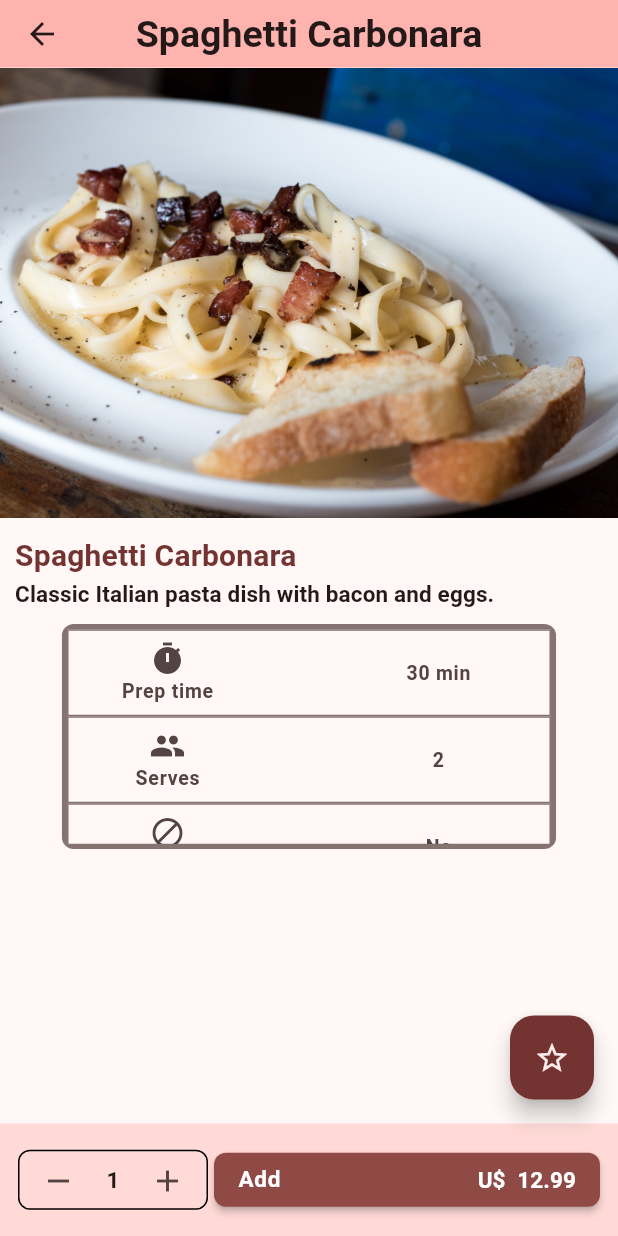
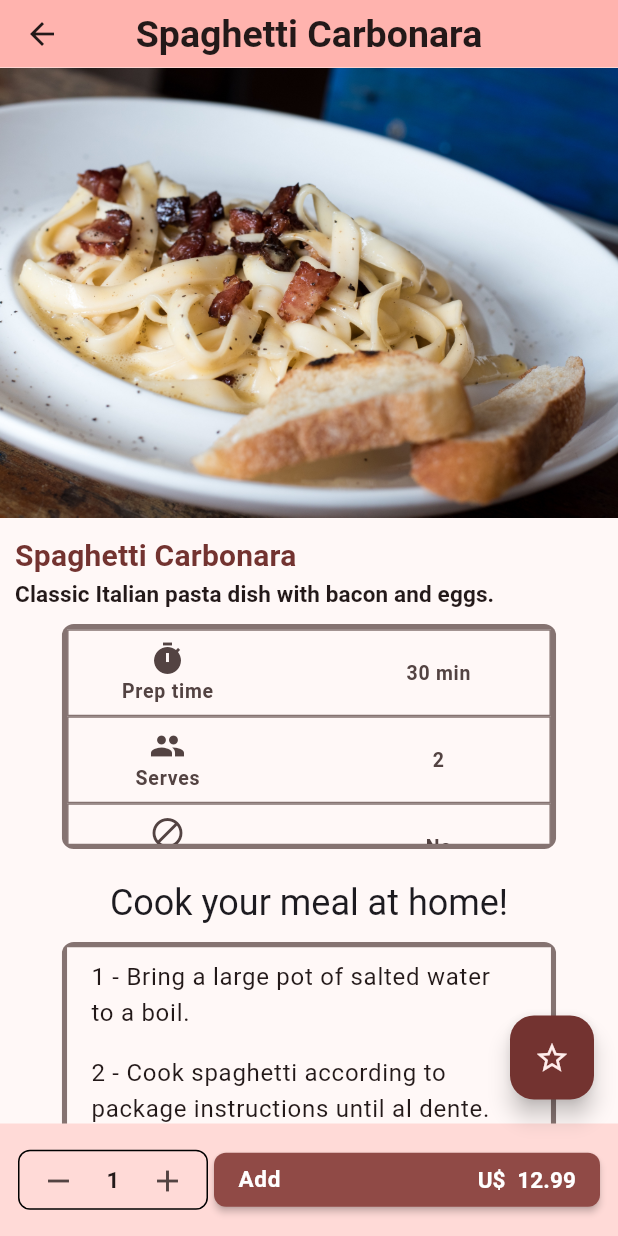
Before and after one commit to darcanj0/the_menu, a Flutter app: the MealDetailsPage screen opened directly with sample values from the repository, on a phone screen of 412 x 824 dp. Run offline on Flutter 3.47's test engine with Material 3 defaults, Android fonts, the light colour scheme and no system bars; our stand-ins replace firebase_analytics, firebase_auth, firebase_core, google_fonts; accounts and stored records are empty; Roboto replaces fonts that are missing (Vollkorn).

Commit message:
feat: add meal recipe

```diff
--- a/lib/pages/meal_details_page.dart
+++ b/lib/pages/meal_details_page.dart
@@ -102,7 +102,23 @@ class _MealDetailsPageState extends State<MealDetailsPage> {
               MealDetails(
                 getMealBadges: getMealBadges,
                 colorScheme: colorScheme,
-              )
+              ),
+              const SizedBox(
+                height: 20,
+              ),
+              Row(
+                mainAxisAlignment: MainAxisAlignment.center,
+                children: [
+                  Text(
+                    'Cook your meal at home!',
+                    style: Theme.of(context).textTheme.headlineSmall,
+                  ),
+                ],
+              ),
+              const SizedBox(
+                height: 10,
+              ),
+              MealRecipe(meal: meal)
             ],
           ),
         ),
@@ -246,6 +262,45 @@ class MealInfo extends StatelessWidget {
   }
 }
 
+class MealRecipe extends StatelessWidget {
+  const MealRecipe({super.key, required this.meal});
+
+  final Meal meal;
+
+  @override
+  Widget build(BuildContext context) {
+    final colorScheme = Theme.of(context).colorScheme;
+
+    return SizedBox(
+      width: double.infinity,
+      child: Center(
+        child: LayoutBuilder(
+          builder: (ctx, constraints) => ClipRRect(
+            borderRadius: const BorderRadius.all(Radius.circular(8)),
+            child: Container(
+              height: 150,
+              width: constraints.maxWidth * 0.8,
+              decoration: BoxDecoration(
+                border: Border.all(color: colorScheme.outline, width: 3.5),
+              ),
+              child: UniversalScroll(
+                child: ListView(
+                  shrinkWrap: true,
+                  children: meal.recipe.steps
+                      .map((step) => ListTile(
+                            title: Text(step.toString()),
+                          ))
+                      .toList(),
+                ),
+              ),
+            ),
+          ),
+        ),
+      ),
+    );
+  }
+}
+
 class MealDetails extends StatelessWidget {
   const MealDetails(
       {super.key, required this.getMealBadges, required this.colorScheme});
```
